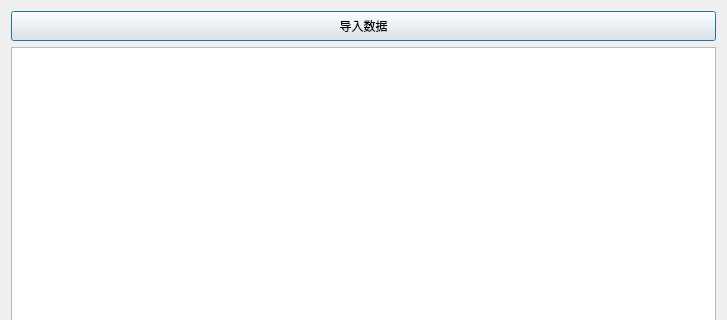
Before: the Qt Designer form ui_page/page_one.ui in ineed2underfit/pyqt_apriori, drawn with Qt 5; both pictures show x 0 to 727 and y 0 to 320 of the 727 by 580 pixel window.
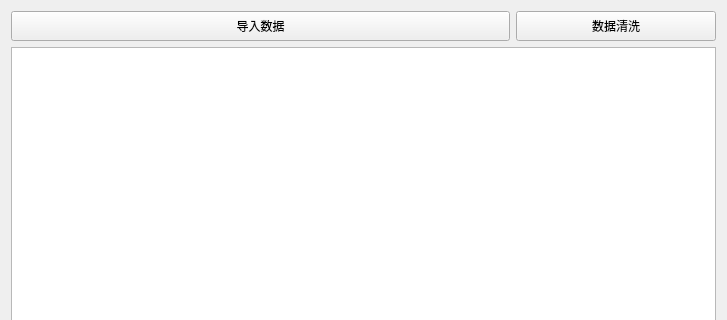
After: the same form once the commit is applied.

Commit message: page1: 1. 添加了可选数据集变量 2. 添加了数据清洗按钮 page2: 1. 添加了分享数量按钮 2. 去除了规则优化

Patch:
```diff
--- a/ui_page/page_one.ui
+++ b/ui_page/page_one.ui
@@ -30,6 +30,12 @@
     <layout class="QHBoxLayout" name="horizontalLayout">
      <item>
       <widget class="QPushButton" name="pushButton">
+       <property name="sizePolicy">
+        <sizepolicy hsizetype="Expanding" vsizetype="Fixed">
+         <horstretch>0</horstretch>
+         <verstretch>0</verstretch>
+        </sizepolicy>
+       </property>
        <property name="minimumSize">
         <size>
          <width>0</width>
@@ -43,7 +49,26 @@
         <bool>true</bool>
        </property>
        <property name="default">
-        <bool>true</bool>
+        <bool>false</bool>
+       </property>
+      </widget>
+     </item>
+     <item>
+      <widget class="QPushButton" name="pushButton_clean">
+       <property name="sizePolicy">
+        <sizepolicy hsizetype="Maximum" vsizetype="Fixed">
+         <horstretch>2</horstretch>
+         <verstretch>0</verstretch>
+        </sizepolicy>
+       </property>
+       <property name="minimumSize">
+        <size>
+         <width>200</width>
+         <height>30</height>
+        </size>
+       </property>
+       <property name="text">
+        <string>数据清洗</string>
        </property>
       </widget>
      </item>
```
The commit also changes 61 other files.
